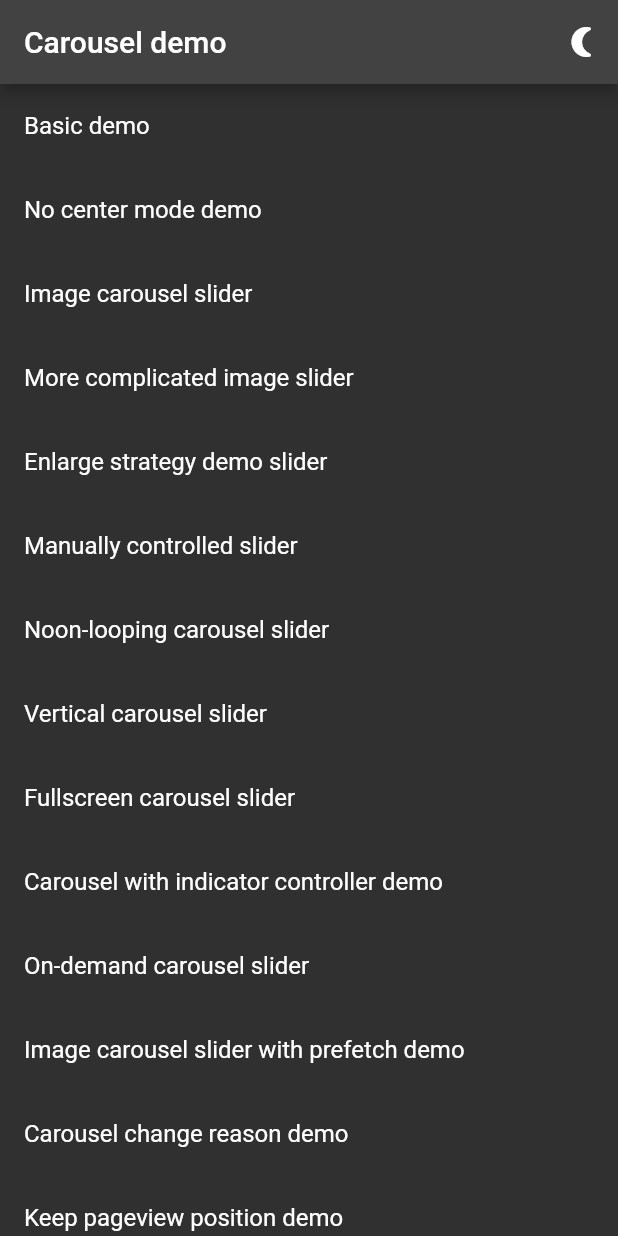
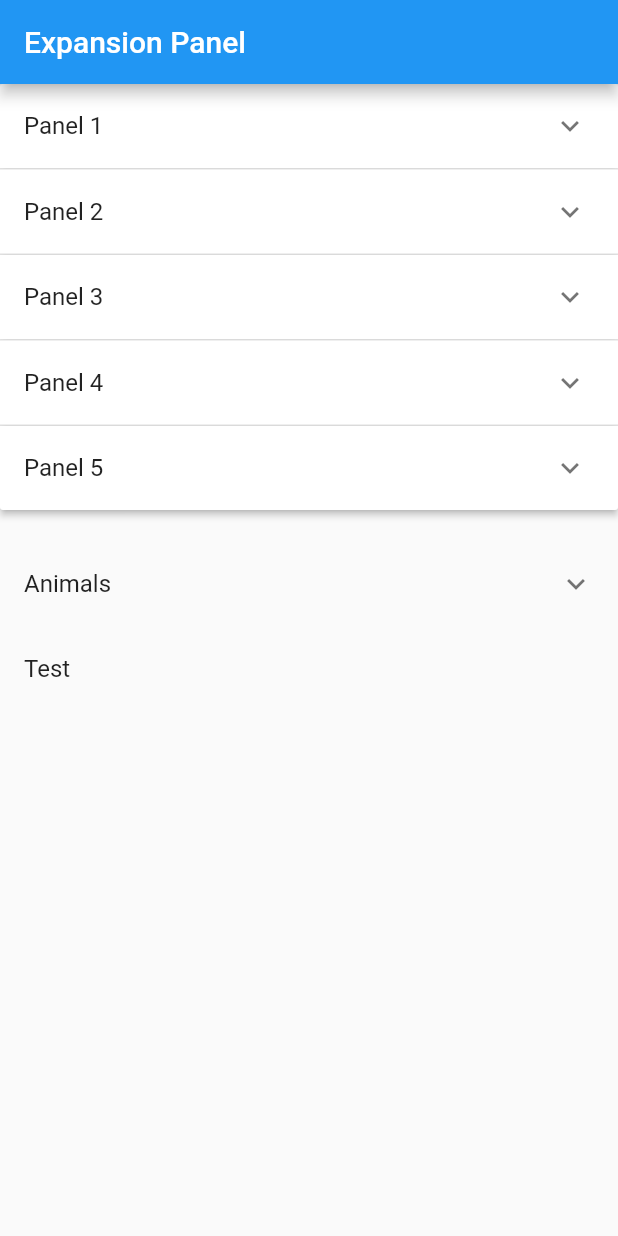
Before and after one commit to FahimKamal/Flutter_Training_app, a Flutter app: the screen it shows after launch, on a phone screen of 412 x 824 dp. Run offline on Flutter 3.47's test engine with Material 2 defaults, Android fonts, the phone set to English and light mode, and no system bars; our stand-ins replace carousel_slider, cloud_firestore, connectivity_plus, curved_navigation_bar, firebase_core, firebase_storage and 7 more; accounts and stored records are empty.

Commit message:
expansion panel

```diff
--- /dev/null
+++ b/Flutter Training/lib/expansion_panel.dart
@@ -0,0 +1,66 @@
+import 'package:flutter/material.dart';
+
+class ExpansionPanelExample extends StatefulWidget {
+  const ExpansionPanelExample({Key? key}) : super(key: key);
+
+  @override
+  _ExpansionPanelExampleState createState() => _ExpansionPanelExampleState();
+}
+
+class _ExpansionPanelExampleState extends State<ExpansionPanelExample> {
+  static const loremIpsum =
+      "Lorem Ipsum is simply dummy text of the printing and typesetting industry. Lorem Ipsum has been the industry's standard dummy text ever since the 1500s, when an unknown printer took a galley of type and scrambled it to make a type specimen book. It has survived not only five centuries, but also the leap into electronic typesetting, remaining essentially unchanged. It was popularised in the 1960s with the release of Letraset sheets containing Lorem Ipsum passages, and more recently with desktop publishing software like Aldus PageMaker including versions of Lorem Ipsum.";
+
+  final List<Item> items = [
+    Item(header: 'Panel 1', body: loremIpsum),
+    Item(header: 'Panel 2', body: loremIpsum),
+    Item(header: 'Panel 3', body: loremIpsum),
+    Item(header: 'Panel 4', body: loremIpsum),
+    Item(header: 'Panel 5', body: loremIpsum),
+  ];
+
+  @override
+  Widget build(BuildContext context) {
+    return Scaffold(
+      appBar: AppBar(
+        title: Text("Expansion Panel"),
+      ),
+      body: SingleChildScrollView(
+        child: Column(
+          children: [
+            ExpansionPanelList.radio(
+              children: items
+                  .map((item) => ExpansionPanelRadio(
+                        canTapOnHeader: true,
+                        value: item.header!,
+                        headerBuilder:
+                            (BuildContext context, bool isExpanded) => ListTile(
+                          title: Text(item.header!),
+                        ),
+                        body: Text(item.body!),
+                      ))
+                  .toList(),
+            ),
+            const SizedBox(height: 20),
+            ExpansionTile(
+              title: Text("Animals"),
+              children: [
+                ListTile(title: Text('Dog')),
+                ListTile(title: Text('Cat')),
+                ListTile(title: Text('Fish')),
+                ListTile(title: Text('Bird')),
+              ],
+            ),
+            ListTile(title: Text('Test')),
+          ],
+        ),
+      ),
+    );
+  }
+}
+
+class Item {
+  String? header, body;
+
+  Item({this.header, this.body});
+}
--- a/Flutter Training/lib/main.dart
+++ b/Flutter Training/lib/main.dart
@@ -11,6 +11,7 @@ import 'package:tt/calculator_class.dart';
 import 'package:tt/carousel_image_slider.dart';
 import 'package:tt/curvenavigationbarclass.dart';
 import 'package:tt/dropdown_feature.dart';
+import 'package:tt/expansion_panel.dart';
 import 'package:tt/google_maps.dart';
 import 'package:tt/image_upload.dart';
 import 'package:tt/modal_bottom_sheet_class.dart';
@@ -136,7 +137,8 @@ class _MyAppState extends State<MyApp> {
         // home: AddTravelSpot(),
         // home: ImageSlider(),
         // home: ImageSlider(),
-        home: CarouselDemo(),
+        // home: CarouselDemo(),
+        home: ExpansionPanelExample(),
       ),
     );
   }
--- a/Flutter Training/lib/travel_app/travel_pages/travel_spot.dart
+++ b/Flutter Training/lib/travel_app/travel_pages/travel_spot.dart
@@ -1,5 +1,4 @@
 import 'package:flutter/material.dart';
-import 'package:tt/travel_app/travel_data/travel_data.dart';
 import 'package:tt/travel_app/travel_models/travel_model.dart';
 import 'package:tt/travel_app/travel_pages/details_page.dart';
 import 'package:tt/travel_app/widgets/appbar_design.dart';
```
